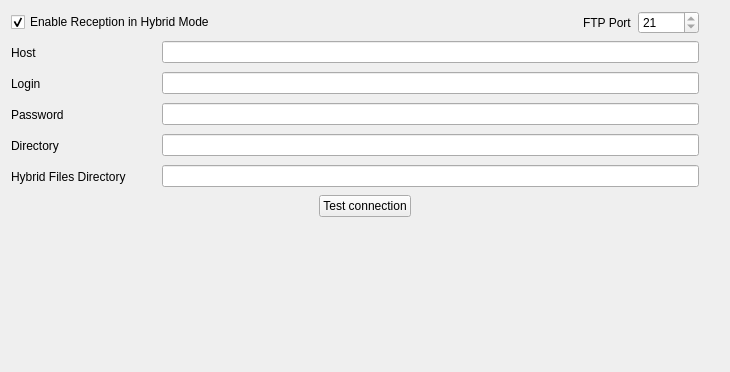
This is qsstv/config/hybridconfig.ui in xdsopl/qsstv as Qt 5 draws it before an edit. The edited form follows.
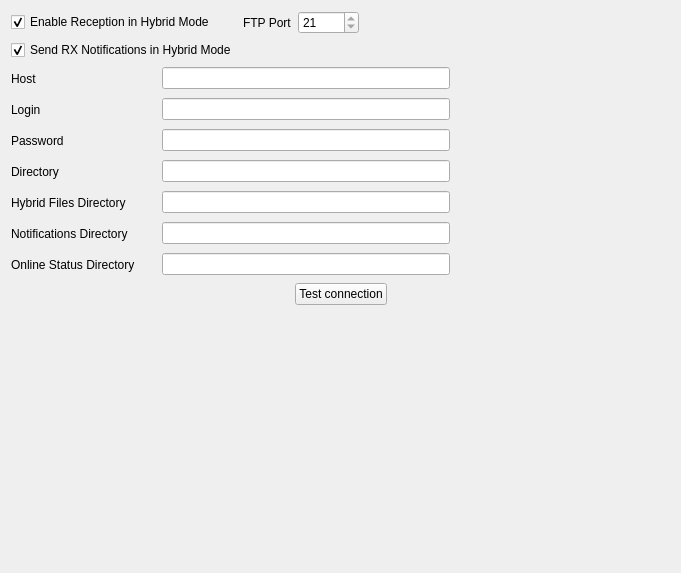
This is the edited form.

Patch:
```diff
--- a/qsstv/config/hybridconfig.ui
+++ b/qsstv/config/hybridconfig.ui
@@ -6,8 +6,8 @@
    <rect>
     <x>0</x>
     <y>0</y>
-    <width>730</width>
-    <height>372</height>
+    <width>681</width>
+    <height>573</height>
    </rect>
   </property>
   <property name="windowTitle">
@@ -15,8 +15,10 @@
   </property>
   <layout class="QVBoxLayout" name="verticalLayout">
    <item>
-    <layout class="QHBoxLayout" name="horizontalLayout">
+    <layout class="QHBoxLayout" name="horizontalLayout_4">
      <item>
+      <layout class="QGridLayout" name="gridLayout_2">
+       <item row="0" column="0">
       <widget class="QCheckBox" name="enableHybridRxCheckBox">
        <property name="text">
         <string>Enable Reception in Hybrid Mode </string>
@@ -26,22 +28,8 @@
        </property>
       </widget>
      </item>
-     <item>
-      <spacer>
-       <property name="orientation">
-        <enum>Qt::Horizontal</enum>
-       </property>
-       <property name="sizeType">
-        <enum>QSizePolicy::Expanding</enum>
-       </property>
-       <property name="sizeHint" stdset="0">
-        <size>
-         <width>20</width>
-         <height>20</height>
-        </size>
-       </property>
-      </spacer>
-     </item>
+       <item row="0" column="1">
+        <layout class="QHBoxLayout" name="horizontalLayout">
      <item>
       <widget class="QLabel" name="ftpPortLabel_2">
        <property name="text">
@@ -68,17 +56,28 @@
        </property>
       </widget>
      </item>
+        </layout>
+       </item>
+       <item row="1" column="0">
+        <widget class="QCheckBox" name="enableHybridNotifyCheckBox">
+         <property name="text">
+          <string>Send RX Notifications in Hybrid Mode</string>
+         </property>
+         <property name="checked">
+          <bool>true</bool>
+         </property>
+        </widget>
+       </item>
+      </layout>
+     </item>
      <item>
-      <spacer>
+      <spacer name="horizontalSpacer_3">
        <property name="orientation">
         <enum>Qt::Horizontal</enum>
        </property>
-       <property name="sizeType">
-        <enum>QSizePolicy::Preferred</enum>
-       </property>
        <property name="sizeHint" stdset="0">
         <size>
-         <width>20</width>
+         <width>40</width>
          <height>20</height>
         </size>
        </property>
@@ -87,24 +86,11 @@
     </layout>
    </item>
    <item>
-    <layout class="QHBoxLayout" name="_2">
-     <property name="spacing">
-      <number>6</number>
-     </property>
-     <property name="leftMargin">
-      <number>0</number>
-     </property>
-     <property name="topMargin">
-      <number>0</number>
-     </property>
-     <property name="rightMargin">
-      <number>0</number>
-     </property>
-     <property name="bottomMargin">
-      <number>0</number>
-     </property>
+    <layout class="QHBoxLayout" name="horizontalLayout_3" stretch="4,2">
      <item>
-      <widget class="QLabel" name="hybridRemoteHostLabel">
+      <layout class="QGridLayout" name="gridLayout">
+       <item row="5" column="0">
+        <widget class="QLabel" name="hybridNotifyDirLabel">
        <property name="sizePolicy">
         <sizepolicy hsizetype="Fixed" vsizetype="Fixed">
          <horstretch>0</horstretch>
@@ -118,52 +104,17 @@
         </size>
        </property>
        <property name="text">
-        <string>Host</string>
+          <string>Notifications Directory</string>
        </property>
        <property name="wordWrap">
         <bool>false</bool>
        </property>
       </widget>
      </item>
-     <item>
-      <widget class="QLineEdit" name="hybridRemoteHostLineEdit"/>
-     </item>
-     <item>
-      <spacer>
-       <property name="orientation">
-        <enum>Qt::Horizontal</enum>
-       </property>
-       <property name="sizeType">
-        <enum>QSizePolicy::Preferred</enum>
-       </property>
-       <property name="sizeHint" stdset="0">
-        <size>
-         <width>20</width>
-         <height>20</height>
-        </size>
-       </property>
-      </spacer>
-     </item>
-    </layout>
-   </item>
-   <item>
-    <layout class="QHBoxLayout" name="_7">
-     <property name="spacing">
-      <number>6</number>
-     </property>
-     <property name="leftMargin">
-      <number>0</number>
-     </property>
-     <property name="topMargin">
-      <number>0</number>
-     </property>
-     <property name="rightMargin">
-      <number>0</number>
-     </property>
-     <property name="bottomMargin">
-      <number>0</number>
-     </property>
-     <item>
+       <item row="5" column="1">
+        <widget class="QLineEdit" name="hybridNotifyDirLineEdit"/>
+       </item>
+       <item row="1" column="0">
       <widget class="QLabel" name="hybridFtpLoginLabel">
        <property name="sizePolicy">
         <sizepolicy hsizetype="Fixed" vsizetype="Fixed">
@@ -185,45 +136,10 @@
        </property>
       </widget>
      </item>
-     <item>
+       <item row="1" column="1">
       <widget class="QLineEdit" name="hybridFtpLoginLineEdit"/>
      </item>
-     <item>
-      <spacer>
-       <property name="orientation">
-        <enum>Qt::Horizontal</enum>
-       </property>
-       <property name="sizeType">
-        <enum>QSizePolicy::Preferred</enum>
-       </property>
-       <property name="sizeHint" stdset="0">
-        <size>
-         <width>20</width>
-         <height>20</height>
-        </size>
-       </property>
-      </spacer>
-     </item>
-    </layout>
-   </item>
-   <item>
-    <layout class="QHBoxLayout" name="_6">
-     <property name="spacing">
-      <number>6</number>
-     </property>
-     <property name="leftMargin">
-      <number>0</number>
-     </property>
-     <property name="topMargin">
-      <number>0</number>
-     </property>
-     <property name="rightMargin">
-      <number>0</number>
-     </property>
-     <property name="bottomMargin">
-      <number>0</number>
-     </property>
-     <item>
+       <item row="2" column="0">
       <widget class="QLabel" name="hybridPasswordLabel">
        <property name="sizePolicy">
         <sizepolicy hsizetype="Fixed" vsizetype="Fixed">
@@ -245,49 +161,14 @@
        </property>
       </widget>
      </item>
-     <item>
+       <item row="2" column="1">
       <widget class="QLineEdit" name="hybridFtpPasswordLineEdit">
        <property name="echoMode">
         <enum>QLineEdit::Password</enum>
        </property>
       </widget>
      </item>
-     <item>
-      <spacer>
-       <property name="orientation">
-        <enum>Qt::Horizontal</enum>
-       </property>
-       <property name="sizeType">
-        <enum>QSizePolicy::Preferred</enum>
-       </property>
-       <property name="sizeHint" stdset="0">
-        <size>
-         <width>20</width>
-         <height>20</height>
-        </size>
-       </property>
-      </spacer>
-     </item>
-    </layout>
-   </item>
-   <item>
-    <layout class="QHBoxLayout" name="_8">
-     <property name="spacing">
-      <number>6</number>
-     </property>
-     <property name="leftMargin">
-      <number>0</number>
-     </property>
-     <property name="topMargin">
-      <number>0</number>
-     </property>
-     <property name="rightMargin">
-      <number>0</number>
-     </property>
-     <property name="bottomMargin">
-      <number>0</number>
-     </property>
-     <item>
+       <item row="3" column="0">
       <widget class="QLabel" name="hybridRemoteDirectoryLabel">
        <property name="sizePolicy">
         <sizepolicy hsizetype="Fixed" vsizetype="Fixed">
@@ -309,46 +190,11 @@
        </property>
       </widget>
      </item>
-     <item>
+       <item row="3" column="1">
       <widget class="QLineEdit" name="hybridRemoteDirectoryLineEdit"/>
      </item>
-     <item>
-      <spacer>
-       <property name="orientation">
-        <enum>Qt::Horizontal</enum>
-       </property>
-       <property name="sizeType">
-        <enum>QSizePolicy::Preferred</enum>
-       </property>
-       <property name="sizeHint" stdset="0">
-        <size>
-         <width>20</width>
-         <height>20</height>
-        </size>
-       </property>
-      </spacer>
-     </item>
-    </layout>
-   </item>
-   <item>
-    <layout class="QHBoxLayout" name="_9">
-     <property name="spacing">
-      <number>6</number>
-     </property>
-     <property name="leftMargin">
-      <number>0</number>
-     </property>
-     <property name="topMargin">
-      <number>0</number>
-     </property>
-     <property name="rightMargin">
-      <number>0</number>
-     </property>
-     <property name="bottomMargin">
-      <number>0</number>
-     </property>
-     <item>
-      <widget class="QLabel" name="hybridRemoteDirectoryLabel_2">
+       <item row="4" column="0">
+        <widget class="QLabel" name="hybridFilesRemoteDirectoryLabel">
        <property name="sizePolicy">
         <sizepolicy hsizetype="Fixed" vsizetype="Fixed">
          <horstretch>0</horstretch>
@@ -369,11 +215,63 @@
        </property>
       </widget>
      </item>
-     <item>
+       <item row="4" column="1">
       <widget class="QLineEdit" name="hybridFilesDirectoryLineEdit"/>
      </item>
+       <item row="0" column="0">
+        <widget class="QLabel" name="hybridRemoteHostLabel">
+         <property name="sizePolicy">
+          <sizepolicy hsizetype="Fixed" vsizetype="Fixed">
+           <horstretch>0</horstretch>
+           <verstretch>0</verstretch>
+          </sizepolicy>
+         </property>
+         <property name="minimumSize">
+          <size>
+           <width>145</width>
+           <height>25</height>
+          </size>
+         </property>
+         <property name="text">
+          <string>Host</string>
+         </property>
+         <property name="wordWrap">
+          <bool>false</bool>
+         </property>
+        </widget>
+       </item>
+       <item row="0" column="1">
+        <widget class="QLineEdit" name="hybridRemoteHostLineEdit"/>
+       </item>
+       <item row="6" column="0">
+        <widget class="QLabel" name="hybridNotifyDirLabel_2">
+         <property name="sizePolicy">
+          <sizepolicy hsizetype="Fixed" vsizetype="Fixed">
+           <horstretch>0</horstretch>
+           <verstretch>0</verstretch>
+          </sizepolicy>
+         </property>
+         <property name="minimumSize">
+          <size>
+           <width>145</width>
+           <height>25</height>
+          </size>
+         </property>
+         <property name="text">
+          <string>Online Status Directory</string>
+         </property>
+         <property name="wordWrap">
+          <bool>false</bool>
+         </property>
+        </widget>
+       </item>
+       <item row="6" column="1">
+        <widget class="QLineEdit" name="onlineStatusDirLineEdit"/>
+       </item>
+      </layout>
+     </item>
      <item>
-      <spacer>
+      <spacer name="spacer_2">
        <property name="orientation">
         <enum>Qt::Horizontal</enum>
        </property>
```
Lines whose indentation alone changed are shown as unchanged.
